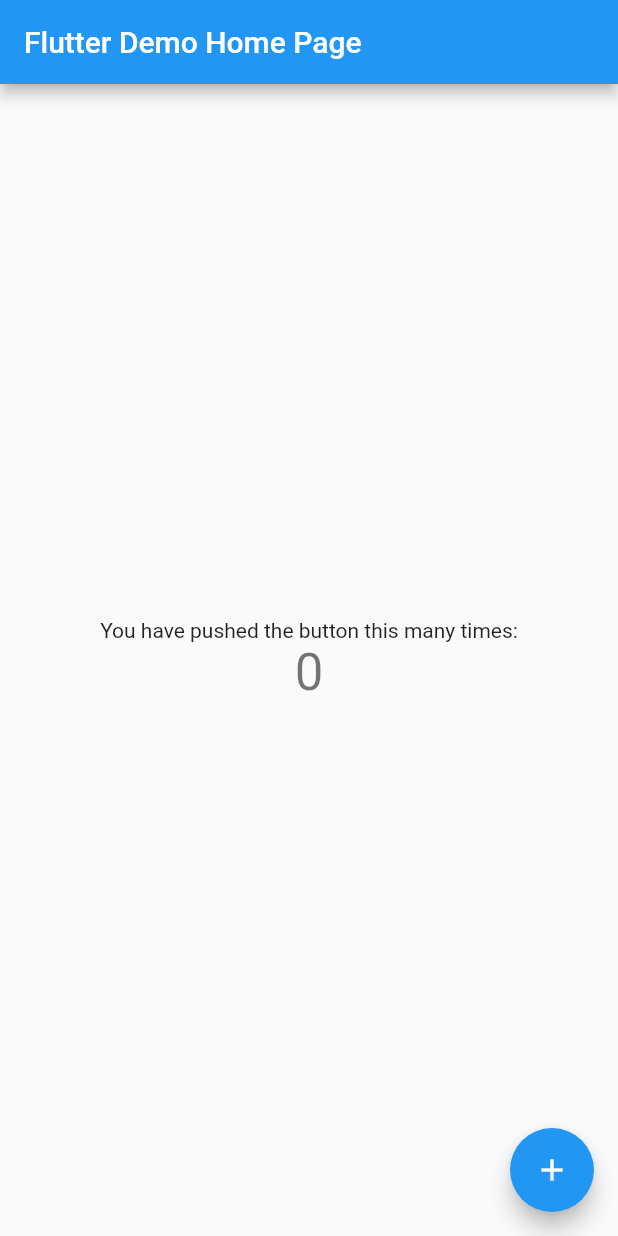
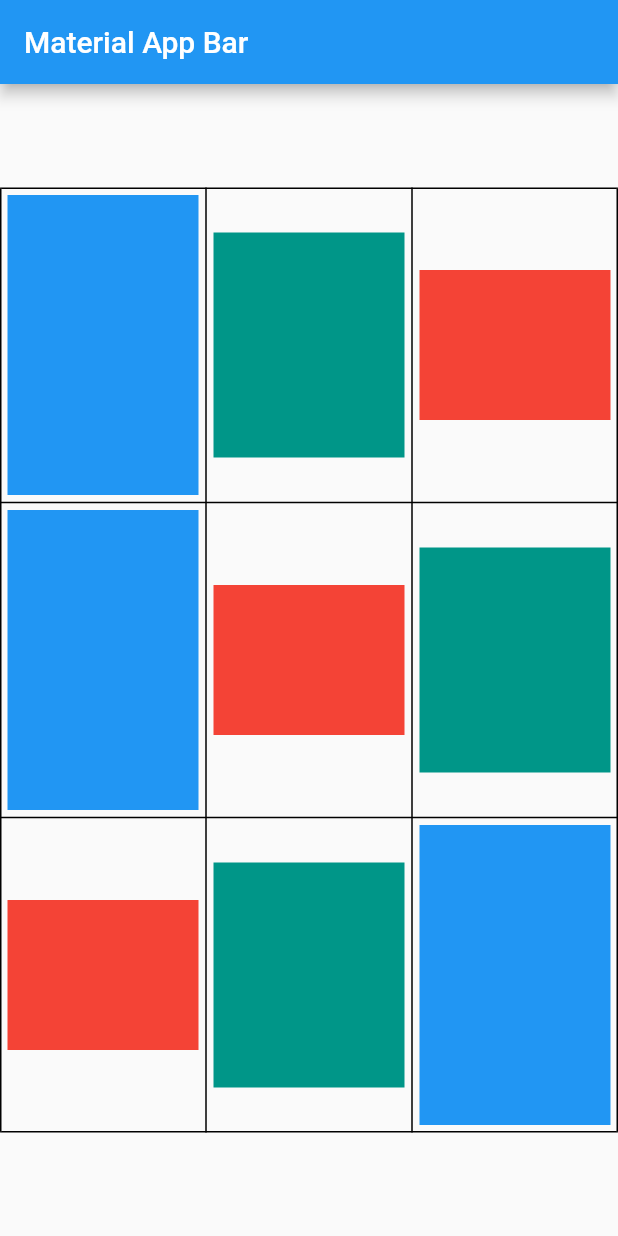
Before and after one commit to manuelduarte077/WidgetOfTheWeek-Flutter, a Flutter app: the screen it shows after launch, on a phone screen of 412 x 824 dp. Run offline on Flutter 3.47's test engine with Material 2 defaults, Android fonts, the light colour scheme and no system bars; our stand-ins replace animate_do; missing offline and left inert: dart:ffi.

Commit message:
Widget Table #10 - Inicio :art:

```diff
--- a/flutter_table/lib/main.dart
+++ b/flutter_table/lib/main.dart
@@ -1,113 +1,93 @@
 import 'package:flutter/material.dart';
 
-void main() {
-  runApp(MyApp());
-}
+void main() => runApp(MyApp());
 
 class MyApp extends StatelessWidget {
-  // This widget is the root of your application.
   @override
   Widget build(BuildContext context) {
     return MaterialApp(
-      title: 'Flutter Demo',
-      theme: ThemeData(
-        // This is the theme of your application.
-        //
-        // Try running your application with "flutter run". You'll see the
-        // application has a blue toolbar. Then, without quitting the app, try
-        // changing the primarySwatch below to Colors.green and then invoke
-        // "hot reload" (press "r" in the console where you ran "flutter run",
-        // or simply save your changes to "hot reload" in a Flutter IDE).
-        // Notice that the counter didn't reset back to zero; the application
-        // is not restarted.
-        primarySwatch: Colors.blue,
-      ),
-      home: MyHomePage(title: 'Flutter Demo Home Page'),
+      debugShowCheckedModeBanner: false,
+      title: 'Material App',
+      home: MiPagina(),
     );
   }
 }
 
-class MyHomePage extends StatefulWidget {
-  MyHomePage({Key key, this.title}) : super(key: key);
-
-  // This widget is the home page of your application. It is stateful, meaning
-  // that it has a State object (defined below) that contains fields that affect
-  // how it looks.
-
-  // This class is the configuration for the state. It holds the values (in this
-  // case the title) provided by the parent (in this case the App widget) and
-  // used by the build method of the State. Fields in a Widget subclass are
-  // always marked "final".
-
-  final String title;
-
-  @override
-  _MyHomePageState createState() => _MyHomePageState();
-}
-
-class _MyHomePageState extends State<MyHomePage> {
-  int _counter = 0;
-
-  void _incrementCounter() {
-    setState(() {
-      // This call to setState tells the Flutter framework that something has
-      // changed in this State, which causes it to rerun the build method below
-      // so that the display can reflect the updated values. If we changed
-      // _counter without calling setState(), then the build method would not be
-      // called again, and so nothing would appear to happen.
-      _counter++;
-    });
-  }
-
+class MiPagina extends StatelessWidget {
   @override
   Widget build(BuildContext context) {
-    // This method is rerun every time setState is called, for instance as done
-    // by the _incrementCounter method above.
-    //
-    // The Flutter framework has been optimized to make rerunning build methods
-    // fast, so that you can just rebuild anything that needs updating rather
-    // than having to individually change instances of widgets.
     return Scaffold(
       appBar: AppBar(
-        // Here we take the value from the MyHomePage object that was created by
-        // the App.build method, and use it to set our appbar title.
-        title: Text(widget.title),
+        title: Text('Material App Bar'),
       ),
       body: Center(
-        // Center is a layout widget. It takes a single child and positions it
-        // in the middle of the parent.
-        child: Column(
-          // Column is also a layout widget. It takes a list of children and
-          // arranges them vertically. By default, it sizes itself to fit its
-          // children horizontally, and tries to be as tall as its parent.
-          //
-          // Invoke "debug painting" (press "p" in the console, choose the
-          // "Toggle Debug Paint" action from the Flutter Inspector in Android
-          // Studio, or the "Toggle Debug Paint" command in Visual Studio Code)
-          // to see the wireframe for each widget.
-          //
-          // Column has various properties to control how it sizes itself and
-          // how it positions its children. Here we use mainAxisAlignment to
-          // center the children vertically; the main axis here is the vertical
-          // axis because Columns are vertical (the cross axis would be
-          // horizontal).
-          mainAxisAlignment: MainAxisAlignment.center,
-          children: <Widget>[
-            Text(
-              'You have pushed the button this many times:',
+        child: Table(
+          defaultVerticalAlignment: TableCellVerticalAlignment.middle,
+          columnWidths: {
+            // 0: FractionColumnWidth(0.5)
+          },
+          border: TableBorder.all(),
+          children: [
+            TableRow(
+              children: [
+                RectanguloLarge(),
+                RectanguloMedium(),
+                RectanguloSmall(),
+              ],
             ),
-            Text(
-              '$_counter',
-              style: Theme.of(context).textTheme.headline4,
+            TableRow(
+              children: [
+                RectanguloLarge(),
+                RectanguloSmall(),
+                RectanguloMedium(),
+              ],
             ),
+            TableRow(
+              children: [
+                RectanguloSmall(),
+                RectanguloMedium(),
+                RectanguloLarge(),
+              ],
+            )
           ],
         ),
       ),
-      floatingActionButton: FloatingActionButton(
-        onPressed: _incrementCounter,
-        tooltip: 'Increment',
-        child: Icon(Icons.add),
-      ), // This trailing comma makes auto-formatting nicer for build methods.
     );
   }
 }
+
+class RectanguloLarge extends StatelessWidget {
+  @override
+  Widget build(BuildContext context) {
+    return Container(
+      width: 70,
+      height: 200,
+      margin: EdgeInsets.all(5),
+      decoration: BoxDecoration(color: Colors.blue),
+    );
+  }
+}
+
+class RectanguloMedium extends StatelessWidget {
+  @override
+  Widget build(BuildContext context) {
+    return Container(
+      width: 70,
+      height: 150,
+      margin: EdgeInsets.all(5),
+      decoration: BoxDecoration(color: Colors.teal),
+    );
+  }
+}
+
+class RectanguloSmall extends StatelessWidget {
+  @override
+  Widget build(BuildContext context) {
+    return Container(
+      width: 70,
+      height: 100,
+      margin: EdgeInsets.all(5),
+      decoration: BoxDecoration(color: Colors.red),
+    );
+  }
+}
```
